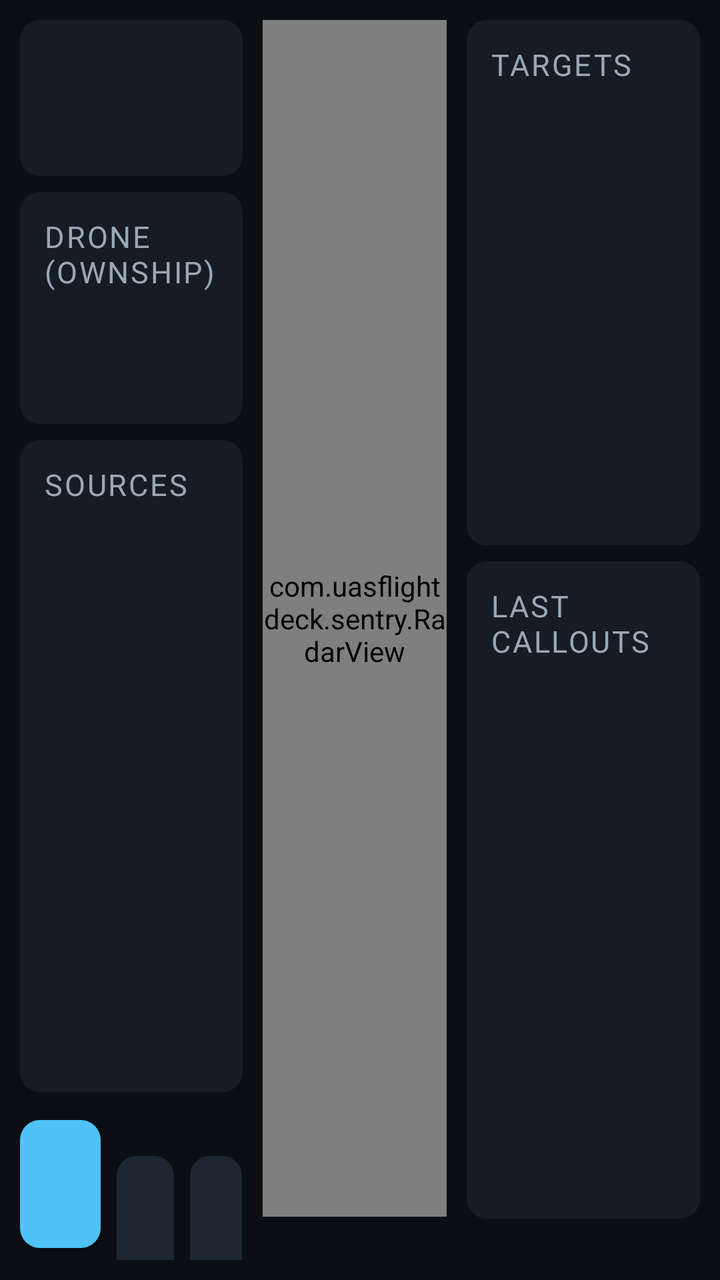
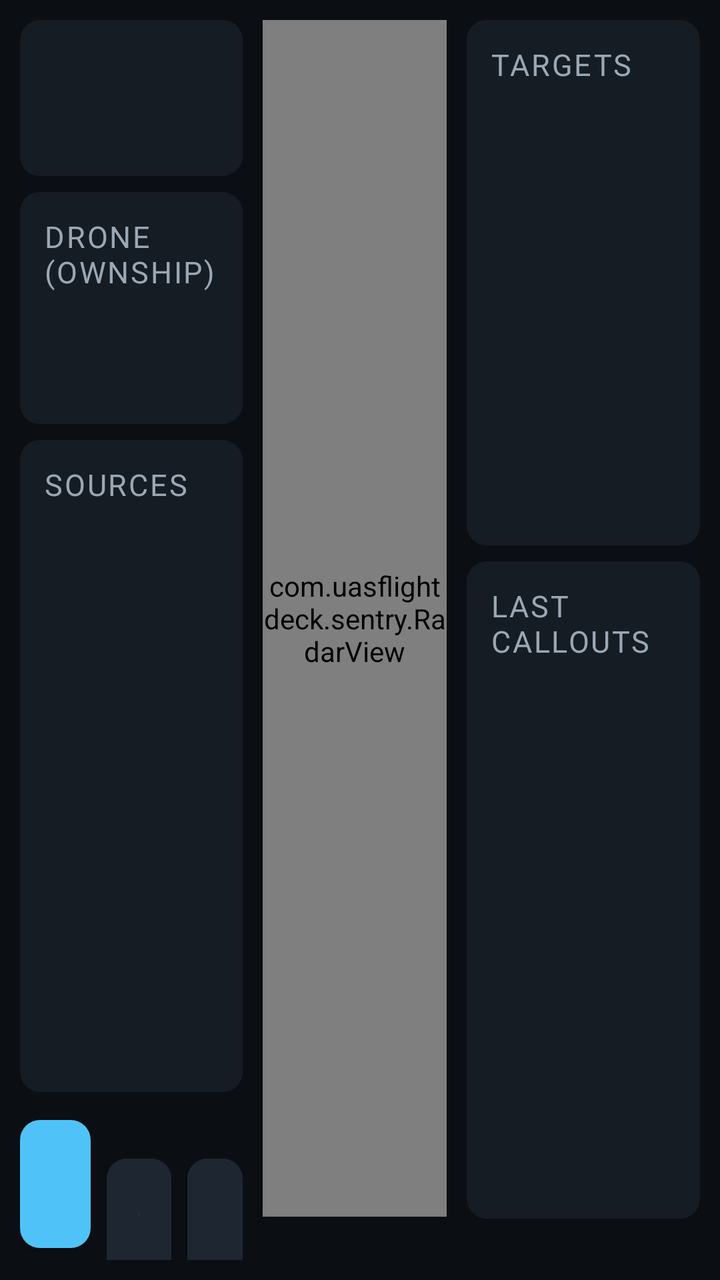

Before-and-after screenshots of an Android layout around one commit, followed by the original layout XML and the change that was made.
<!-- AndroidManifest.xml: application theme Theme.Sentry -->
<!-- res/layout/activity_main.xml -->
<?xml version="1.0" encoding="utf-8"?>
<LinearLayout xmlns:android="http://schemas.android.com/apk/res/android"
    android:layout_width="match_parent"
    android:layout_height="match_parent"
    android:background="@color/bg"
    android:orientation="horizontal"
    android:padding="10dp">

    
    <LinearLayout
        android:layout_width="0dp"
        android:layout_height="match_parent"
        android:layout_weight="1.15"
        android:orientation="vertical">

        <TextView
            android:id="@+id/banner"
            android:layout_width="match_parent"
            android:layout_height="wrap_content"
            android:background="@drawable/panel_bg"
            android:gravity="center_vertical"
            android:minHeight="78dp"
            android:paddingHorizontal="14dp"
            android:paddingVertical="8dp"
            android:textColor="@color/bg"
            android:textSize="28sp"
            android:textStyle="bold" />

        <ProgressBar
            android:id="@+id/replayProgress"
            style="?android:attr/progressBarStyleHorizontal"
            android:layout_width="match_parent"
            android:layout_height="8dp"
            android:layout_marginTop="4dp"
            android:max="1000"
            android:progressTint="@color/replay"
            android:visibility="gone" />

        <LinearLayout
            style="@style/Sentry.Panel"
            android:layout_width="match_parent"
            android:layout_height="wrap_content"
            android:layout_marginTop="8dp"
            android:orientation="vertical">
            <TextView style="@style/Sentry.Label" android:layout_width="wrap_content" android:layout_height="wrap_content" android:text="Drone (ownship)" />
            <TextView android:id="@+id/drone" style="@style/Sentry.Value" android:layout_width="match_parent" android:layout_height="wrap_content" android:textSize="24sp" android:textStyle="bold" />
            <TextView android:id="@+id/droneDetail" android:layout_width="match_parent" android:layout_height="wrap_content" android:textColor="@color/dim" android:textSize="16sp" />
        </LinearLayout>

        <LinearLayout
            style="@style/Sentry.Panel"
            android:layout_width="match_parent"
            android:layout_height="0dp"
            android:layout_marginTop="8dp"
            android:layout_weight="1"
            android:orientation="vertical">
            <TextView style="@style/Sentry.Label" android:layout_width="wrap_content" android:layout_height="wrap_content" android:text="Sources" />
            <TextView android:id="@+id/sources" android:layout_width="match_parent" android:layout_height="wrap_content" android:fontFamily="monospace" android:textSize="16sp" android:lineSpacingExtra="4dp" />
        </LinearLayout>

        <LinearLayout
            android:layout_width="match_parent"
            android:layout_height="wrap_content"
            android:layout_marginTop="8dp"
            android:orientation="horizontal">
            <com.google.android.material.button.MaterialButton
                android:id="@+id/btnArm"
                style="@style/Sentry.Button"
                android:layout_width="0dp"
                android:layout_height="76dp"
                android:layout_weight="1.4"
                android:textSize="24sp" />
            <com.google.android.material.button.MaterialButton
                android:id="@+id/btnTest"
                style="@style/Sentry.Button"
                android:layout_width="0dp"
                android:layout_height="76dp"
                android:layout_marginStart="8dp"
                android:layout_weight="1"
                android:backgroundTint="@color/panel2"
                android:text="Test callout"
                android:textColor="@color/ink" />
            <com.google.android.material.button.MaterialButton
                android:id="@+id/btnSettings"
                style="@style/Sentry.Button"
                android:layout_width="0dp"
                android:layout_height="76dp"
                android:layout_marginStart="8dp"
                android:layout_weight="0.9"
                android:backgroundTint="@color/panel2"
                android:text="Settings"
                android:textColor="@color/ink" />
        </LinearLayout>
    </LinearLayout>

    
    <LinearLayout
        android:layout_width="0dp"
        android:layout_height="match_parent"
        android:layout_marginStart="10dp"
        android:layout_weight="0.95"
        android:gravity="center_horizontal"
        android:orientation="vertical">
        <com.uasflightdeck.sentry.RadarView
            android:id="@+id/radar"
            android:layout_width="match_parent"
            android:layout_height="0dp"
            android:layout_weight="1" />
        <TextView
            android:id="@+id/zones"
            android:layout_width="match_parent"
            android:layout_height="wrap_content"
            android:gravity="center"
            android:textColor="@color/dim"
            android:textSize="16sp" />
    </LinearLayout>

    
    <LinearLayout
        android:layout_width="0dp"
        android:layout_height="match_parent"
        android:layout_marginStart="10dp"
        android:layout_weight="1.2"
        android:orientation="vertical">
        <LinearLayout
            style="@style/Sentry.Panel"
            android:layout_width="match_parent"
            android:layout_height="0dp"
            android:layout_weight="1"
            android:orientation="vertical">
            <TextView android:id="@+id/targetsLabel" style="@style/Sentry.Label" android:layout_width="wrap_content" android:layout_height="wrap_content" android:text="Targets" />
            <TextView android:id="@+id/targets" android:layout_width="match_parent" android:layout_height="wrap_content" android:fontFamily="monospace" android:textSize="16sp" android:lineSpacingExtra="3dp" />
        </LinearLayout>
        <LinearLayout
            style="@style/Sentry.Panel"
            android:layout_width="match_parent"
            android:layout_height="0dp"
            android:layout_marginTop="8dp"
            android:layout_weight="1.25"
            android:orientation="vertical">
            <TextView style="@style/Sentry.Label" android:layout_width="wrap_content" android:layout_height="wrap_content" android:text="Last callouts" />
            <TextView android:id="@+id/callouts" android:layout_width="match_parent" android:layout_height="wrap_content" android:textSize="16sp" android:lineSpacingExtra="4dp" />
        </LinearLayout>
        <TextView
            android:id="@+id/log"
            android:layout_width="match_parent"
            android:layout_height="wrap_content"
            android:layout_marginTop="6dp"
            android:fontFamily="monospace"
            android:maxLines="4"
            android:textColor="@color/dim"
            android:textSize="11sp" />
    </LinearLayout>
</LinearLayout>
<!-- resources referenced by this layout -->
<resources>
  <color name="bg">#0B0F14</color>
  <color name="dim">#9AA7B4</color>
  <color name="ink">#F2F5F8</color>
  <color name="panel2">#1D2631</color>
  <color name="replay">#B388FF</color>
  <!-- drawable panel_bg (drawable) -->
  <shape xmlns:android="http://schemas.android.com/apk/res/android">
      <solid android:color="@color/panel" />
      <corners android:radius="10dp" />
  </shape>
  <style name="Sentry.Button" parent="Widget.MaterialComponents.Button">
          <item name="android:textSize">18sp</item>
          <item name="android:minHeight">64dp</item>
          <item name="cornerRadius">10dp</item>
          <item name="android:textStyle">bold</item>
      </style>
  <style name="Sentry.Label" parent="">
          <item name="android:textColor">@color/dim</item>
          <item name="android:textSize">15sp</item>
          <item name="android:textAllCaps">true</item>
          <item name="android:letterSpacing">0.06</item>
      </style>
  <style name="Sentry.Panel" parent="">
          <item name="android:background">@drawable/panel_bg</item>
          <item name="android:padding">12dp</item>
      </style>
  <style name="Sentry.Value" parent="">
          <item name="android:textColor">@color/ink</item>
          <item name="android:textSize">20sp</item>
      </style>
  <style name="Theme.Sentry" parent="Theme.MaterialComponents.NoActionBar">
          <item name="colorPrimary">@color/advisory</item>
          <item name="colorOnPrimary">@color/bg</item>
          <item name="colorSecondary">@color/ok</item>
          <item name="android:windowBackground">@color/bg</item>
          <item name="android:statusBarColor">@color/bg</item>
          <item name="android:navigationBarColor">@color/bg</item>
          <item name="android:textColorPrimary">@color/ink</item>
          <item name="android:textColorSecondary">@color/dim</item>
          <item name="android:textColor">@color/ink</item>
      </style>
  <color name="panel">#151C24</color>
  <color name="advisory">#4FC3F7</color>
  <color name="ok">#3DDC84</color>
</resources>

<!-- the commit's change to res/layout/activity_main.xml (unified diff, before → after) -->
@@ -68,7 +68,7 @@
                 style="@style/Sentry.Button"
                 android:layout_width="0dp"
                 android:layout_height="76dp"
-                android:layout_weight="1.4"
+                android:layout_weight="1.1"
                 android:textSize="24sp" />
             <com.google.android.material.button.MaterialButton
                 android:id="@+id/btnTest"
@@ -79,6 +79,7 @@
                 android:layout_weight="1"
                 android:backgroundTint="@color/panel2"
                 android:text="Test callout"
+                android:textSize="17sp"
                 android:textColor="@color/ink" />
             <com.google.android.material.button.MaterialButton
                 android:id="@+id/btnSettings"
@@ -86,9 +87,10 @@
                 android:layout_width="0dp"
                 android:layout_height="76dp"
                 android:layout_marginStart="8dp"
-                android:layout_weight="0.9"
+                android:layout_weight="0.85"
                 android:backgroundTint="@color/panel2"
                 android:text="Settings"
+                android:textSize="17sp"
                 android:textColor="@color/ink" />
         </LinearLayout>
     </LinearLayout>
@@ -129,7 +131,7 @@
             android:layout_weight="1"
             android:orientation="vertical">
             <TextView android:id="@+id/targetsLabel" style="@style/Sentry.Label" android:layout_width="wrap_content" android:layout_height="wrap_content" android:text="Targets" />
-            <TextView android:id="@+id/targets" android:layout_width="match_parent" android:layout_height="wrap_content" android:fontFamily="monospace" android:textSize="16sp" android:lineSpacingExtra="3dp" />
+            <TextView android:id="@+id/targets" android:layout_width="match_parent" android:layout_height="wrap_content" android:fontFamily="monospace" android:textSize="15sp" android:lineSpacingExtra="3dp" />
         </LinearLayout>
         <LinearLayout
             style="@style/Sentry.Panel"
<!-- resource entries referenced after the edit -->
@@ -15,6 +15,11 @@
           <item name="android:minHeight">64dp</item>
           <item name="cornerRadius">10dp</item>
           <item name="android:textStyle">bold</item>
+          <item name="android:textAllCaps">false</item>
+          <item name="android:maxLines">1</item>
+          <item name="android:paddingStart">6dp</item>
+          <item name="android:letterSpacing">0</item>
+          <item name="android:paddingEnd">6dp</item>
       </style>
   <style name="Sentry.Label" parent="">
           <item name="android:textColor">@color/dim</item>
